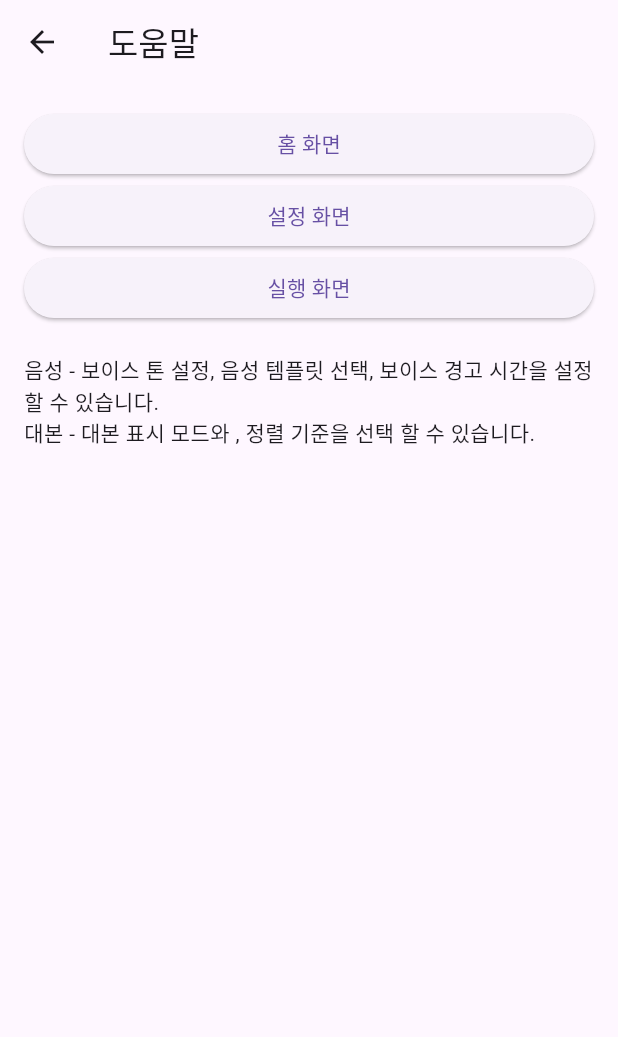
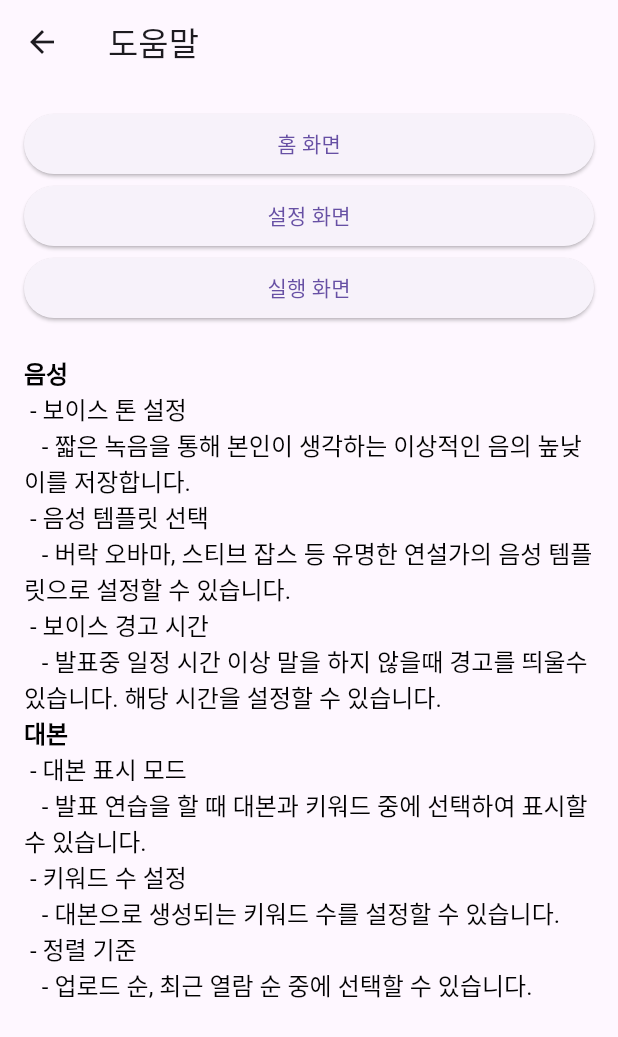
Before and after one commit to Kim-jian/HCI-project, a Flutter app: the HelpScreen screen opened directly, after a tap on "홈 화면", after a tap on "설정 화면", on a phone screen of 412 x 824 dp. Shown: the top 1037 px of the screen. Run offline on Flutter 3.47's test engine with Material 3 defaults, Android fonts, the phone set to English and light mode, and no system bars; our stand-ins replace file_picker, permission_handler, shared_preferences; missing offline and left inert: flutter_sound; accounts and stored records are empty.

Commit message:
도우말 좀 더 했음

```diff
--- a/lib/helpScreen.dart
+++ b/lib/helpScreen.dart
@@ -8,16 +8,34 @@ class HelpScreen extends StatefulWidget {
 class _HelpScreenState extends State<HelpScreen> {
   // 각 메뉴에 대한 도움말 내용을 저장하는 맵
   Map<String, String> helpContents = {
-    '홈 화면': '파일 업로드 방법'
-      '\n-하단의 업로드 버튼을 누르고 파일을 선택합니다.'
-      '\n-파일 업로드 후에 원하는 볼륨의 크기를 저장합니다.'
-      '\n-저장한 볼륨과 현재의 볼륨 크기를 비교하며 시각화된 자료로 더 완벽하게 발표 연습을 할 수 있습니다.',
-    '설정 화면': '음성 - 보이스 톤 설정, 음성 템플릿 선택, 보이스 경고 시간을 설정할 수 있습니다.'
-      '\n대본 - 대본 표시 모드와 , 정렬 기준을 선택 할 수 있습니다.',
-    '실행 화면': '대본 표시 모드에 따라 2개중 하나를 선택할 수 있습니다.'
-      '\n-재생 버튼을 통해 대본을 재생 혹은 정지할 수 있습니다. '
-      '\n-상단에 바의 크기로 목표치로 설정한 음성 크기와 현재 음성 크기를 비교할 수 있습니다.'
-      '\n-상단에 그림으로 목표한 대본 진행 속도와 현재 진행중인 부분을 비교할 수 있습니다.',
+    '홈 화면':
+    '\n파일 업로드 방법\n'
+        ' - 하단의 업로드 버튼을 누르고 파일을 선택합니다.\n'
+        ' - 파일은 txt 형태만 저장할 수 있습니다.\n'
+        ' - 파일 업로드 후에 원하는 볼륨의 크기를 저장합니다.\n'
+        ' - 저장한 볼륨과 현재의 볼륨 크기를 비교하며 시각화된 자료로 더 완벽하게 발표 연습을 할 수 있습니다.',
+    '설정 화면':
+    '\n음성\n'
+        ' - 보이스 톤 설정\n'
+        '   - 짧은 녹음을 통해 본인이 생각하는 이상적인 음의 높낮이를 저장합니다.\n'
+        ' - 음성 템플릿 선택\n'
+        '   - 버락 오바마, 스티브 잡스 등 유명한 연설가의 음성 템플릿으로 설정할 수 있습니다.\n'
+        ' - 보이스 경고 시간\n'
+        '   - 발표중 일정 시간 이상 말을 하지 않을때 경고를 띄울수 있습니다. 해당 시간을 설정할 수 있습니다.\n'
+
+    '\n대본\n'
+        ' - 대본 표시 모드\n'
+        '   - 발표 연습을 할 때 대본과 키워드 중에 선택하여 표시할 수 있습니다.\n'
+        ' - 키워드 수 설정\n'
+        '   - 대본으로 생성되는 키워드 수를 설정할 수 있습니다.\n'
+        ' - 정렬 기준\n'
+        '   - 업로드 순, 최근 열람 순 중에 선택할 수 있습니다.',
+    '실행 화면':
+    '실행 화면.\n'
+        ' - 대본 표시 모드에 따라 2개중 하나를 선택할 수 있습니다.\n'
+        ' - 재생 버튼을 통해 대본을 재생 혹은 정지할 수 있습니다.\n'
+        ' - 상단에 바의 크기로 목표치로 설정한 음성 크기와 현재 음성 크기를 비교할 수 있습니다.\n'
+        ' - 상단에 그림으로 목표한 대본 진행 속도와 현재 진행중인 부분을 비교할 수 있습니다.',
   };
 
   // 선택한 메뉴의 도움말 내용을 저장하는 변수
@@ -61,10 +79,45 @@ class _HelpScreenState extends State<HelpScreen> {
             ),
             // 선택한 메뉴의 도움말 내용을 나타내는 부분
             SizedBox(height: 20),
-            Text(selectedHelpContent),
+            Expanded(
+              child: SingleChildScrollView(
+                child: RichText(
+                  text: TextSpan(
+                    style: TextStyle(color: Colors.black, fontSize: 16.0),
+                    children: _buildHelpContent(selectedHelpContent),
+                  ),
+                ),
+              ),
+            ),
           ],
         ),
       ),
     );
   }
+
+  List<TextSpan> _buildHelpContent(String content) {
+    List<TextSpan> textSpans = [];
+    List<String> lines = content.split('\n');
+    for (String line in lines) {
+      if (line.trim().isEmpty) {
+        continue;
+      } else if (line.startsWith(' - ')) {
+        textSpans.add(TextSpan(
+          text: line + '\n',
+          style: TextStyle(fontWeight: FontWeight.normal),
+        ));
+      } else if (line.startsWith('   - ')) {
+        textSpans.add(TextSpan(
+          text: line + '\n',
+          style: TextStyle(fontWeight: FontWeight.normal),
+        ));
+      } else {
+        textSpans.add(TextSpan(
+          text: line + '\n',
+          style: TextStyle(fontWeight: FontWeight.bold),
+        ));
+      }
+    }
+    return textSpans;
+  }
 }
```
